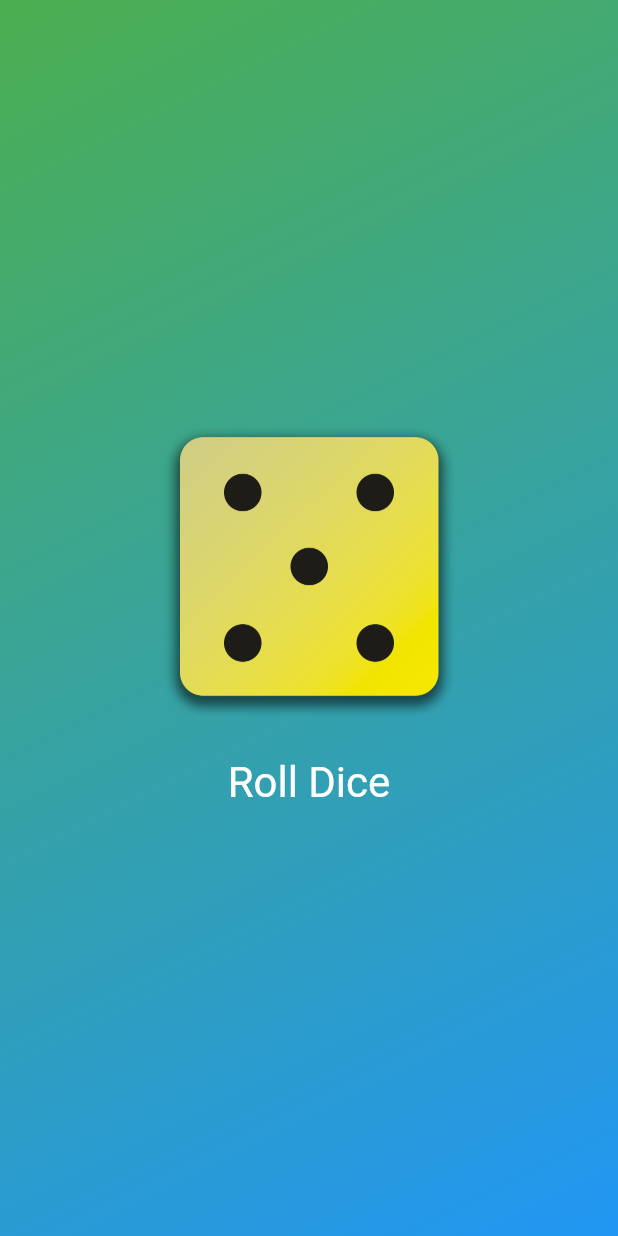
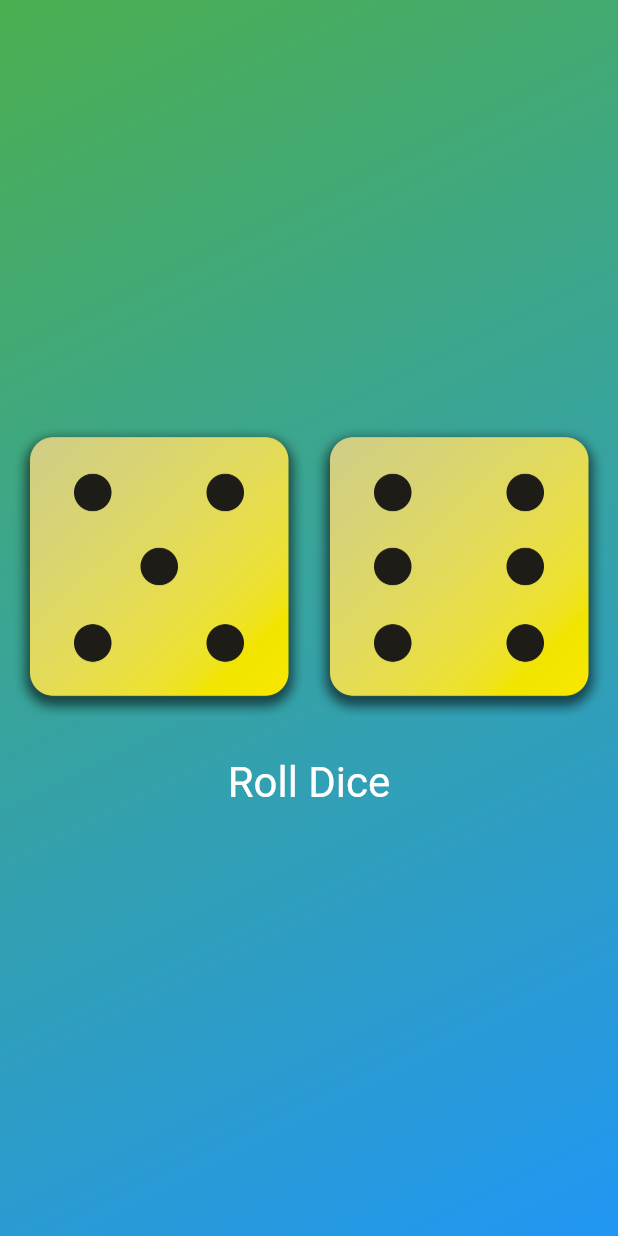
Before and after one commit to drayze/class_project_1, a Flutter app: the screen it shows after launch, after a tap on "Roll Dice", on a phone screen of 412 x 824 dp. Run offline on Flutter 3.47's test engine with Material 3 defaults, Android fonts, the phone set to English and light mode, and no system bars.

Commit message:
feat: Implement two-dice roll functionality
This commit introduces a significant update to the dice rolling feature, replacing the single static die with a two-dice system.

- The `DiceRoller` stateful widget is updated to manage the state for two dice (`diceRoll1`, `diceRoll2`) instead of a single image path.
- A `Random` number generator is introduced to calculate random roll values between 1 and 6 for each die.
- The UI is updated to display two dice images side-by-side using a `Row` widget.
- The `rollDice` function now updates the state for both dice on each button press.
- The `CustomText` widget and its corresponding file (`lib/custom_text.dart`) have been removed as they are no longer in use.

```diff
--- a/lib/dice_roller.dart
+++ b/lib/dice_roller.dart
@@ -1,4 +1,7 @@
 import 'package:flutter/material.dart';
+import 'dart:math';
+
+final random = Random();
 
 class DiceRoller extends StatefulWidget {
   const DiceRoller({super.key});
@@ -7,16 +10,17 @@ class DiceRoller extends StatefulWidget {
   State<DiceRoller> createState() {
     return _DiceRollerState();
   }
-
 }
 
 class _DiceRollerState extends State<DiceRoller> {
 
-  var activeDiceImage = 'assets/images/dice-2.png';
+  var diceRoll1 = 1;
+  var diceRoll2 = 2;
 
   void rollDice() {
     setState(() {
-      activeDiceImage = 'assets/images/dice-5.png';
+      diceRoll1 = random.nextInt(6) + 1;
+      diceRoll2 = random.nextInt(6) + 1;
     });
   }
 
@@ -24,8 +28,10 @@ class _DiceRollerState extends State<DiceRoller> {
   Widget build(context) {
     return Column(
       mainAxisSize: MainAxisSize.min,
-      children: [
-        Image.asset(activeDiceImage, width: 200),
+      children: [ Row( mainAxisAlignment: MainAxisAlignment.center,
+          children: [
+        Image.asset('assets/images/dice-$diceRoll1.png', width: 200),
+        Image.asset('assets/images/dice-$diceRoll2.png', width: 200),],),
         const SizedBox(height: 20),
         TextButton(onPressed: rollDice,
           style: TextButton.styleFrom(
```
Also changed, not shown: lib/custom_text.dart (deleted, +0 -13 lines).
